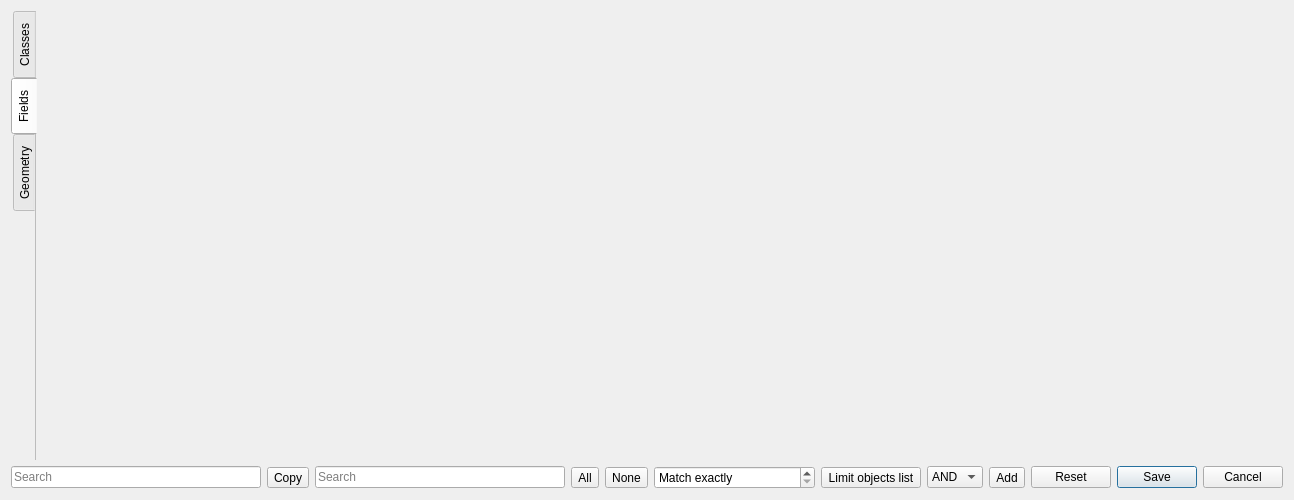
Qt form filterdialog.ui (Kuszki/EW-Database) before a commit.
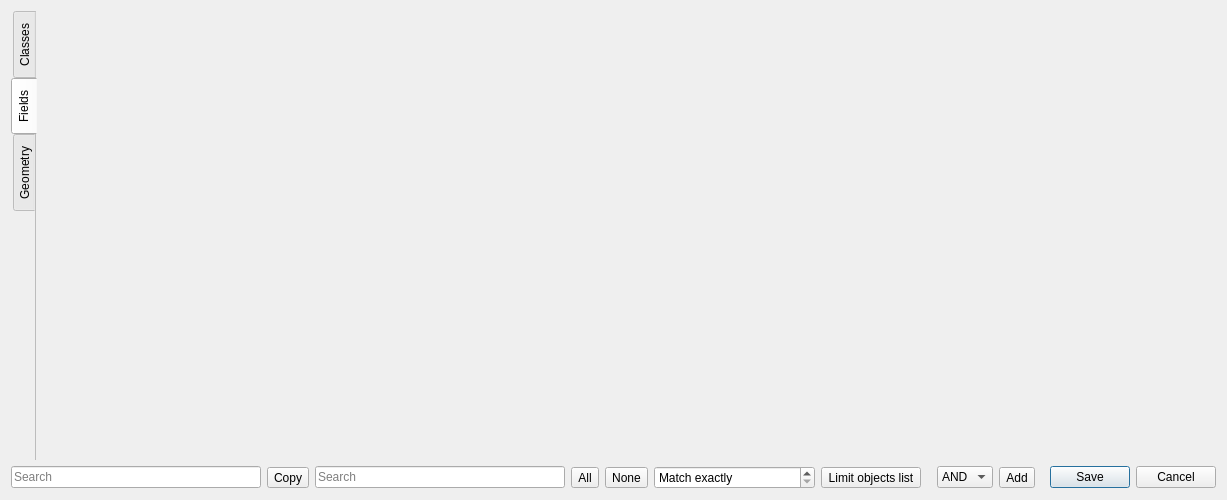
The same form after that commit. Icons and pictures are not drawn.

Commit message: Improve filter dialog

The edit to the form file:
```diff
--- a/filterdialog.ui
+++ b/filterdialog.ui
@@ -6,7 +6,7 @@
    <rect>
     <x>0</x>
     <y>0</y>
-    <width>1145</width>
+    <width>1227</width>
     <height>500</height>
    </rect>
   </property>
@@ -81,8 +81,8 @@
            <rect>
             <x>0</x>
             <y>0</y>
-            <width>1077</width>
-            <height>428</height>
+            <width>1166</width>
+            <height>433</height>
            </rect>
           </property>
           <layout class="QVBoxLayout" name="simpleLayout"/>
@@ -292,7 +292,7 @@
         <enum>Qt::Horizontal</enum>
        </property>
        <property name="standardButtons">
-        <set>QDialogButtonBox::Cancel|QDialogButtonBox::Reset|QDialogButtonBox::Save</set>
+        <set>QDialogButtonBox::Cancel|QDialogButtonBox::Save</set>
        </property>
       </widget>
      </item>
```
Left out of the diff: 45 changed lines with no effect on the pictures. The commit also changes 2 other files.
